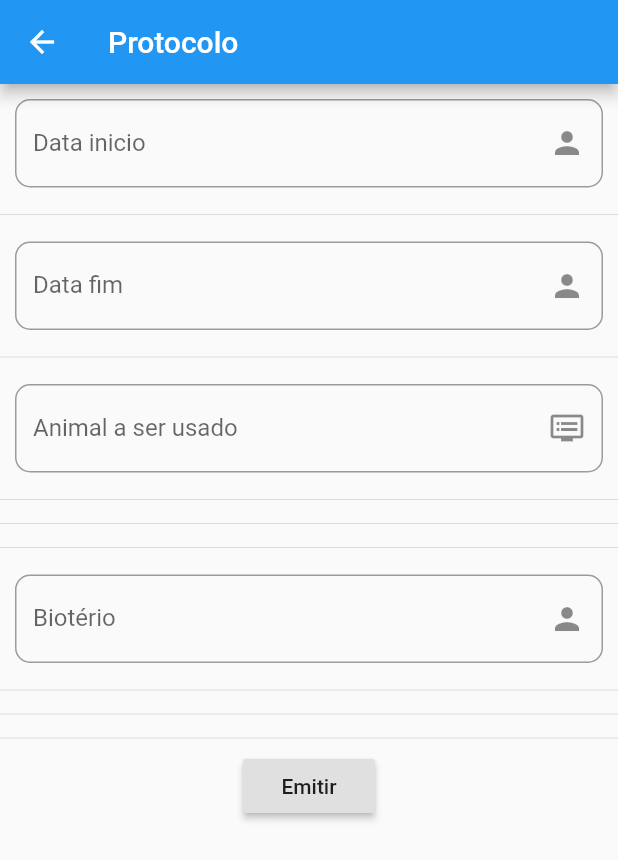
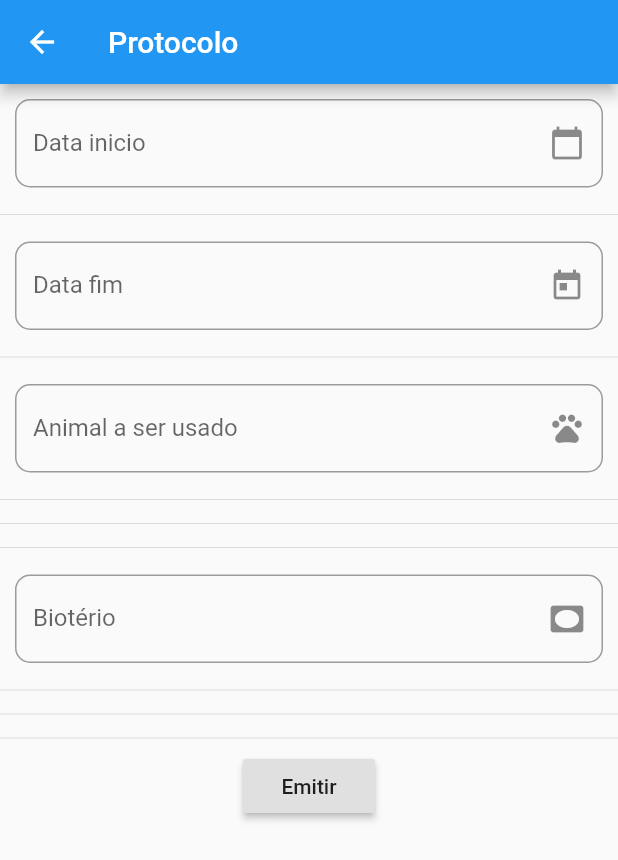
Before and after one commit to estudo-de-caso-4/Trabalho-Quinta, a Flutter app: the FormularioDocente2 screen opened by its route, on a phone screen of 412 x 824 dp. Shown: the top 860 px of the screen. Run offline on Flutter 3.47's test engine with Material 2 defaults, Android fonts, the phone set to English and light mode, and no system bars.

Commit message:
ajustes minimos

```diff
--- a/projeto_prova/lib/view/formulario_docente2.dart
+++ b/projeto_prova/lib/view/formulario_docente2.dart
@@ -12,6 +12,8 @@ class _FormularioDocente2State extends State<FormularioDocente2> {
   final _textController = TextEditingController();
   final _textController1 = TextEditingController();
   final _textController2 = TextEditingController();
+  final _textController3 = TextEditingController();
+
   @override
   Widget build(BuildContext context) {
     return Scaffold(
@@ -29,7 +31,7 @@ class _FormularioDocente2State extends State<FormularioDocente2> {
                     controller: _textController,
                     decoration: InputDecoration(
                       labelText: "Data inicio",
-                      suffixIcon: Icon(Icons.person),
+                      suffixIcon: Icon(Icons.calendar_today),
                       border: OutlineInputBorder(
                         borderRadius: BorderRadius.all(
                           Radius.circular(10)
@@ -49,10 +51,10 @@ class _FormularioDocente2State extends State<FormularioDocente2> {
                 Padding(
                   padding: const EdgeInsets.all(10.0),
                   child: TextFormField(
-                    controller: _textController,
+                    controller: _textController1,
                     decoration: InputDecoration(
                       labelText: "Data fim",
-                      suffixIcon: Icon(Icons.person),
+                      suffixIcon: Icon(Icons.today),
                       border: OutlineInputBorder(
                         borderRadius: BorderRadius.all(
                           Radius.circular(10)
@@ -72,10 +74,10 @@ class _FormularioDocente2State extends State<FormularioDocente2> {
                 Padding(
                   padding: const EdgeInsets.all(10.0),
                   child: TextFormField(
-                    controller: _textController1,
+                    controller: _textController2,
                     decoration: InputDecoration(
                       labelText: "Animal a ser usado",
-                      suffixIcon: Icon(Icons.dvr),
+                      suffixIcon: Icon(Icons.pets),
                       border: OutlineInputBorder(
                         borderRadius: BorderRadius.all(
                           Radius.circular(10)
@@ -96,10 +98,10 @@ class _FormularioDocente2State extends State<FormularioDocente2> {
                 Padding(
                   padding: const EdgeInsets.all(10.0),
                   child: TextFormField(
-                    controller: _textController,
+                    controller: _textController3,
                     decoration: InputDecoration(
                       labelText: "Biotério",
-                      suffixIcon: Icon(Icons.person),
+                      suffixIcon: Icon(Icons.vignette),
                       border: OutlineInputBorder(
                         borderRadius: BorderRadius.all(
                           Radius.circular(10)
```
